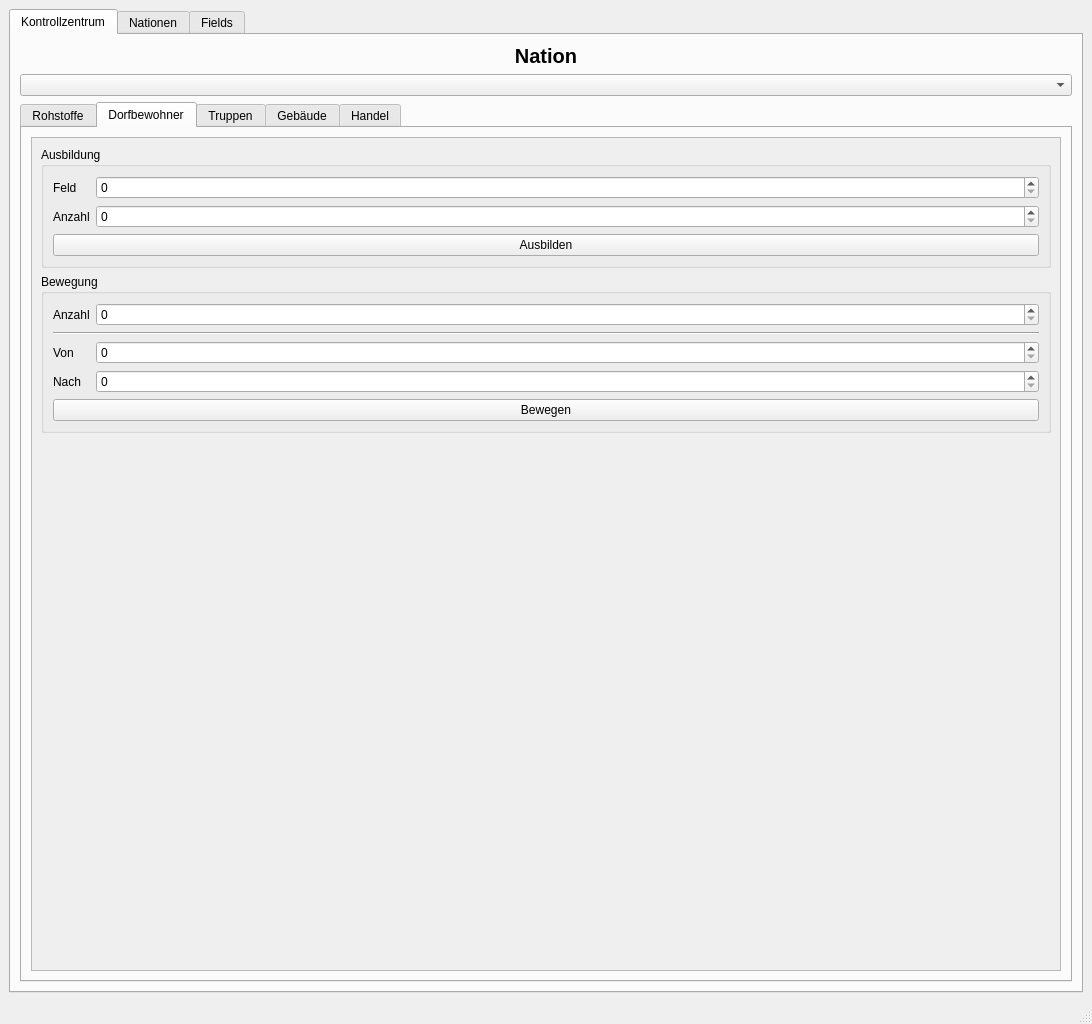
Before: the Qt Designer form src/ui/GameUI.ui in lstoffer/Age-of-Empires, drawn with Qt 5.
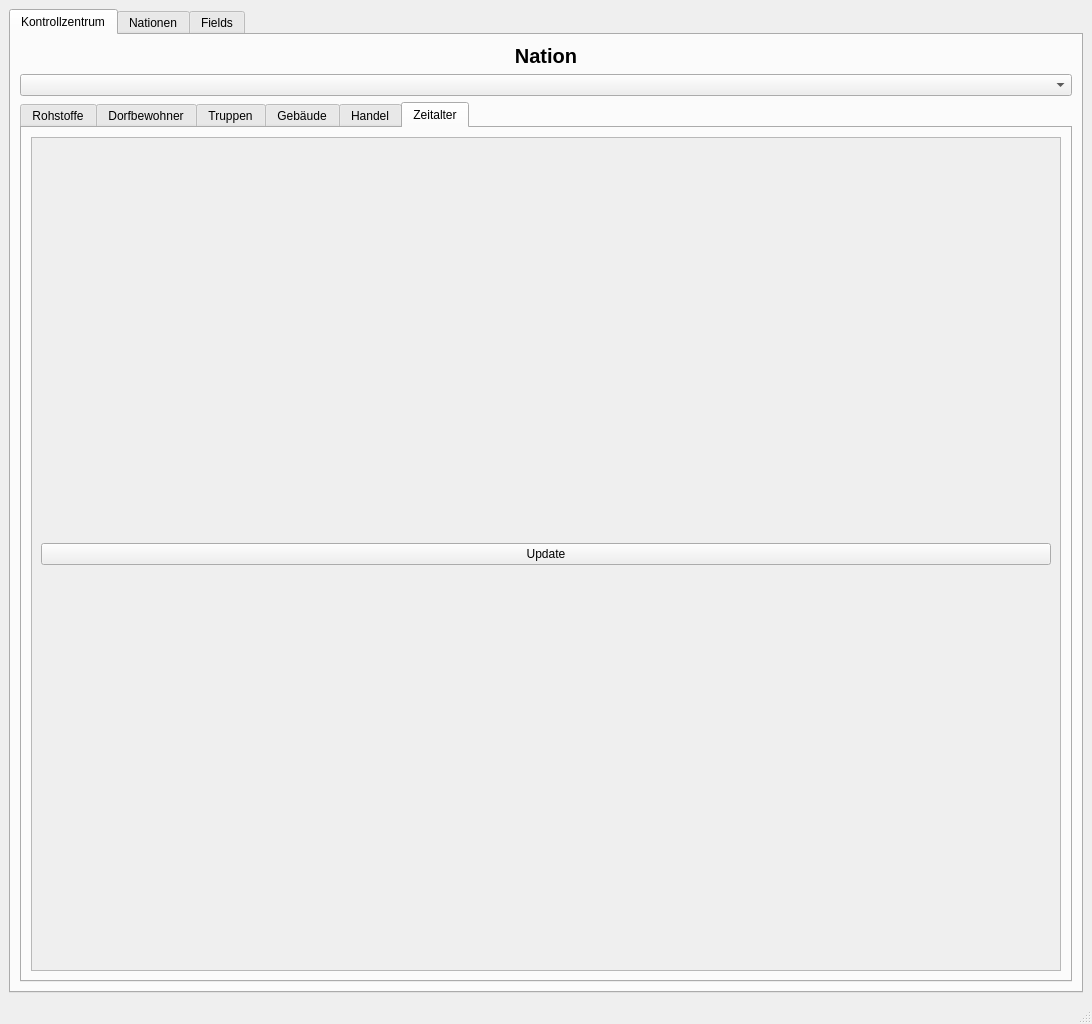
After: the same form once the commit is applied.

What changed in the file:
```diff
--- a/src/ui/GameUI.ui
+++ b/src/ui/GameUI.ui
@@ -51,7 +51,7 @@
         <item>
          <widget class="QTabWidget" name="tabWidget_3">
           <property name="currentIndex">
-           <number>1</number>
+           <number>5</number>
           </property>
           <widget class="QWidget" name="ressources_controlTab">
            <attribute name="title">
@@ -630,6 +630,39 @@
             <string>Handel</string>
            </attribute>
           </widget>
+          <widget class="QWidget" name="ages_tab">
+           <attribute name="title">
+            <string>Zeitalter</string>
+           </attribute>
+           <layout class="QVBoxLayout" name="verticalLayout_29">
+            <item>
+             <widget class="QScrollArea" name="scrollArea_5">
+              <property name="widgetResizable">
+               <bool>true</bool>
+              </property>
+              <widget class="QWidget" name="scrollAreaWidgetContents_10">
+               <property name="geometry">
+                <rect>
+                 <x>0</x>
+                 <y>0</y>
+                 <width>1036</width>
+                 <height>785</height>
+                </rect>
+               </property>
+               <layout class="QVBoxLayout" name="verticalLayout_30">
+                <item>
+                 <widget class="QPushButton" name="ages_update_btn">
+                  <property name="text">
+                   <string>Update</string>
+                  </property>
+                 </widget>
+                </item>
+               </layout>
+              </widget>
+             </widget>
+            </item>
+           </layout>
+          </widget>
          </widget>
         </item>
        </layout>
```
